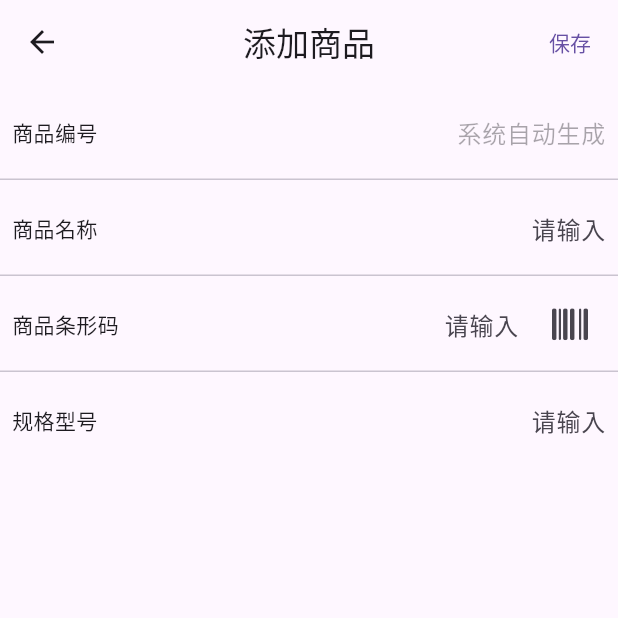
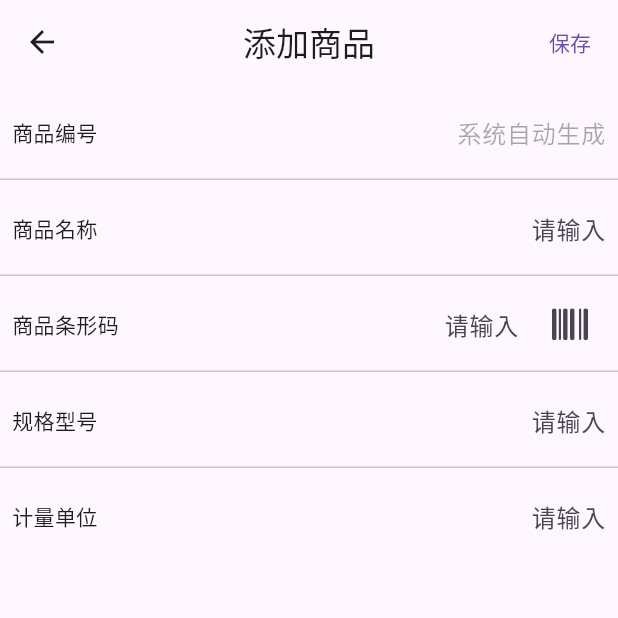
Before and after one commit to coltCN/ewms-app, a Flutter app: the GoodsPage screen opened by its route, after a tap on "添加", on a phone screen of 412 x 824 dp, the top half of it. Run offline on Flutter 3.47's test engine with Material 2 defaults, Android fonts, the phone set to English and light mode, and no system bars; our stand-ins replace dio, font_awesome_flutter; missing offline and left inert: popup_menu.

Commit message:
增加HTTP调用类

```diff
--- /dev/null
+++ b/lib/http/http.dart
@@ -0,0 +1,86 @@
+import 'package:dio/dio.dart';
+
+import 'http_request.dart';
+
+// http请求静态类
+class Http {
+  /// 初始化公共属性 如果需要覆盖原配置项 就调用它
+  ///
+  /// [baseUrl] 地址前缀
+  /// [connectTimeout] 连接超时赶时间
+  /// [receiveTimeout] 接收超时赶时间
+  /// [headers] 请求头
+  /// [interceptors] 基础拦截器
+  static void init({
+    required String baseUrl,
+    int? connectTimeout,
+    int? receiveTimeout,
+    Map<String, dynamic>? headers,
+    List<Interceptor>? interceptors,
+  }) {
+    HttpRequest().init(
+      baseUrl: baseUrl,
+      connectTimeout: connectTimeout,
+      receiveTimeout: receiveTimeout,
+      headers: headers,
+      interceptors: interceptors,
+    );
+  }
+
+  /// 设置请求头
+  static void setHeaders(Map<String, dynamic> headers) {
+    HttpRequest().setHeaders(headers);
+  }
+
+  /// 取消请求
+  static void cancelRequests({CancelToken? token}) {
+    HttpRequest().cancelRequests(token: token);
+  }
+
+  /// restful get 操作
+  static Future get(
+    String path, {
+    required Map<String, dynamic> params,
+    Options? options,
+    CancelToken? cancelToken,
+  }) async {
+    return await HttpRequest().get(
+      path,
+      params: params,
+      options: options,
+      cancelToken: cancelToken,
+    );
+  }
+
+  /// restful post 操作
+  static Future post(
+    String path, {
+    Map<String, dynamic>? params,
+    dynamic data,
+    Options? options,
+    CancelToken? cancelToken,
+  }) async {
+    return await HttpRequest().post(
+      path,
+      params: params,
+      data: data,
+      options: options,
+      cancelToken: cancelToken,
+    );
+  }
+
+  /// restful post form 表单提交操作
+  static Future postForm(
+    String path, {
+    required Map<String, dynamic> params,
+    Options? options,
+    CancelToken? cancelToken,
+  }) async {
+    return await HttpRequest().postForm(
+      path,
+      params: params,
+      options: options,
+      cancelToken: cancelToken,
+    );
+  }
+}
--- /dev/null
+++ b/lib/models/goods.dart
@@ -0,0 +1,37 @@
+class Goods {
+  String? id;
+  String? materialCode;
+  String? materialName;
+  String? barcode;
+  String? unit;
+  String? specification;
+
+  Goods({
+    this.id,
+    this.materialCode,
+    this.materialName,
+    this.unit,
+    this.barcode,
+    this.specification,
+  });
+
+  factory Goods.fromJson(dynamic data) {
+    return Goods(
+      id: data['id'],
+      materialCode: data['materialCode'],
+      materialName: data['materialName'],
+      barcode: data['barcode'],
+      unit: data['unit'],
+      specification: data['specification'],
+    );
+  }
+
+  Map<String, dynamic> toJson() => {
+        'id': id,
+        'materialCode': materialCode,
+        'materialName': materialName,
+        'barcode': barcode,
+        'unit': unit,
+        'specification': specification,
+      };
+}
--- a/lib/root_page.dart
+++ b/lib/root_page.dart
@@ -84,7 +84,7 @@ class _RootPageState extends State<RootPage> {
                 height: 100,
                 width: double.infinity,
                 color: Theme.of(context).primaryColor,
-                child: Center(
+                child: const Center(
                   child: Text(
                     "库存易",
                     style: TextStyle(color: Colors.white, fontSize: 20),
--- a/lib/view/goods/add_goods.dart
+++ b/lib/view/goods/add_goods.dart
@@ -1,3 +1,5 @@
+import 'package:ewms_app/models/goods.dart';
+import 'package:ewms_app/services/goods_service.dart';
 import 'package:flutter/material.dart';
 import 'package:font_awesome_flutter/font_awesome_flutter.dart';
 
@@ -9,6 +11,17 @@ class AddGoodsPage extends StatefulWidget {
 }
 
 class _AddGoodsPageState extends State<AddGoodsPage> {
+  final GlobalKey<FormState> _formKey = GlobalKey();
+  final Goods _goods = Goods();
+
+  void _save() {
+    var form = _formKey.currentState;
+    if (form!.validate()) {
+      form.save();
+      GoodsService.addGoods(_goods);
+    }
+  }
+
   @override
   Widget build(BuildContext context) {
     return Scaffold(
@@ -17,14 +30,16 @@ class _AddGoodsPageState extends State<AddGoodsPage> {
         centerTitle: true,
         actions: [
           TextButton(
-              onPressed: (() {}),
+              onPressed: _save,
               child: Text(
                 "保存",
                 style: TextStyle(color: Theme.of(context).primaryColor),
               ))
         ],
       ),
-      body: Column(
+      body: Form(
+        key: _formKey,
+        child: Column(
           children: [
             Padding(
               padding: const EdgeInsets.all(8.0),
@@ -54,11 +69,16 @@ class _AddGoodsPageState extends State<AddGoodsPage> {
                   const Text("商品名称"),
                   const SizedBox(width: 10),
                   Expanded(
-                  child: TextField(
+                    child: TextFormField(
                       textAlign: TextAlign.right,
                       decoration: const InputDecoration(
                         hintText: "请输入",
                       ),
+                      validator: (val) =>
+                          val?.isEmpty ?? false ? '请输入商品名称' : null,
+                      onSaved: (newValue) {
+                        _goods.materialName = newValue;
+                      },
                     ),
                   ),
                 ],
@@ -74,11 +94,14 @@ class _AddGoodsPageState extends State<AddGoodsPage> {
                   const Text("商品条形码"),
                   const SizedBox(width: 10),
                   Expanded(
-                  child: TextField(
+                    child: TextFormField(
                       textAlign: TextAlign.right,
                       decoration: const InputDecoration(
                         hintText: "请输入",
                       ),
+                      onSaved: (val) {
+                        _goods.barcode = val;
+                      },
                     ),
                   ),
                   const SizedBox(width: 10),
@@ -98,11 +121,37 @@ class _AddGoodsPageState extends State<AddGoodsPage> {
                   const Text("规格型号"),
                   const SizedBox(width: 10),
                   Expanded(
-                  child: TextField(
+                    child: TextFormField(
                       textAlign: TextAlign.right,
                       decoration: const InputDecoration(
                         hintText: "请输入",
                       ),
+                      onSaved: (val) {
+                        _goods.specification = val;
+                      },
+                    ),
+                  ),
+                ],
+              ),
+            ),
+            const Divider(
+              height: 0,
+            ),
+            Padding(
+              padding: const EdgeInsets.all(8.0),
+              child: Row(
+                children: [
+                  const Text("计量单位"),
+                  const SizedBox(width: 10),
+                  Expanded(
+                    child: TextFormField(
+                      textAlign: TextAlign.right,
+                      decoration: const InputDecoration(
+                        hintText: "请输入",
+                      ),
+                      onSaved: (val) {
+                        _goods.unit = val;
+                      },
                     ),
                   ),
                 ],
@@ -110,6 +159,7 @@ class _AddGoodsPageState extends State<AddGoodsPage> {
             ),
           ],
         ),
+      ),
     );
   }
 }
--- a/lib/view/goods/goods.dart
+++ b/lib/view/goods/goods.dart
@@ -1,8 +1,4 @@
-import 'dart:html';
-
 import 'package:flutter/material.dart';
-import 'package:flutter/src/widgets/container.dart';
-import 'package:flutter/src/widgets/framework.dart';
 
 class GoodsPage extends StatefulWidget {
   const GoodsPage({super.key});
@@ -33,15 +29,31 @@ class _GoodsPageState extends State<GoodsPage> {
         children: [
           Row(
             children: [
-              Image.asset("/assets/images/no_image.png"),
+              Image.asset("assets/images/no_image.png", width: 80),
+              const SizedBox(
+                width: 10,
+              ),
               Expanded(
                 child: Column(
+                  crossAxisAlignment: CrossAxisAlignment.start,
                   children: [
                     Text("商品1"),
-                    Text("商品编号："),
-                    Text("规格："),
-                    Text("条形码："),
-                    Text("库存："),
+                    Text(
+                      "商品编号：",
+                      style: TextStyle(fontSize: 12, color: Colors.grey),
+                    ),
+                    Text(
+                      "规格：",
+                      style: TextStyle(fontSize: 12, color: Colors.grey),
+                    ),
+                    Text(
+                      "条形码：",
+                      style: TextStyle(fontSize: 12, color: Colors.grey),
+                    ),
+                    Text(
+                      "库存：",
+                      style: TextStyle(fontSize: 12, color: Colors.grey),
+                    ),
                   ],
                 ),
               )
--- a/pubspec.yaml
+++ b/pubspec.yaml
@@ -35,6 +35,7 @@ dependencies:
     git:
       url: https://github.com/chinabrant/popup_menu.git
   font_awesome_flutter: ^10.2.1
+  dio: ^4.0.0
 
 
   # The following adds the Cupertino Icons font to your application.
```
Also changed, not shown: lib/config/http_options.dart (added, +10 -0 lines), lib/http/http_exception.dart (added, +68 -0 lines), lib/http/http_interceptor.dart (added, +38 -0 lines), lib/http/http_request.dart (added, +135 -0 lines), lib/services/goods_service.dart (added, +17 -0 lines), pubspec.lock. Lines whose indentation alone changed are shown as unchanged.
